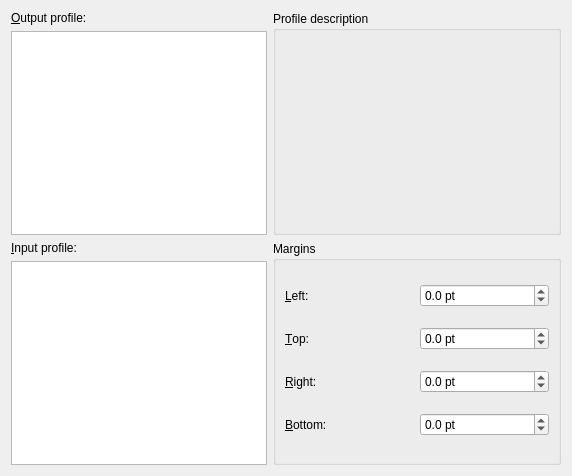
First picture: the form in src/calibre/gui2/convert/page_setup.ui, repository debian-calibre/calibre, before the edit.
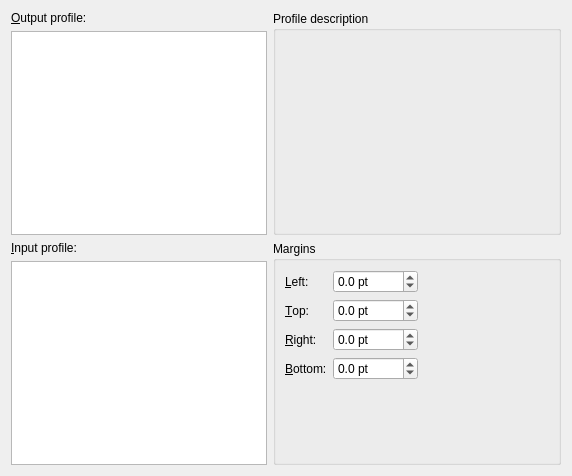
Second picture: the form after the edit.

```diff
--- a/src/calibre/gui2/convert/page_setup.ui
+++ b/src/calibre/gui2/convert/page_setup.ui
@@ -96,7 +96,10 @@
        <property name="title">
         <string>Margins</string>
        </property>
-       <layout class="QGridLayout" name="gridLayout">
+       <layout class="QFormLayout" name="formLayout">
+        <property name="fieldGrowthPolicy">
+         <enum>QFormLayout::FieldsStayAtSizeHint</enum>
+        </property>
         <item row="0" column="0">
          <widget class="QLabel" name="label_3">
           <property name="text">
```
